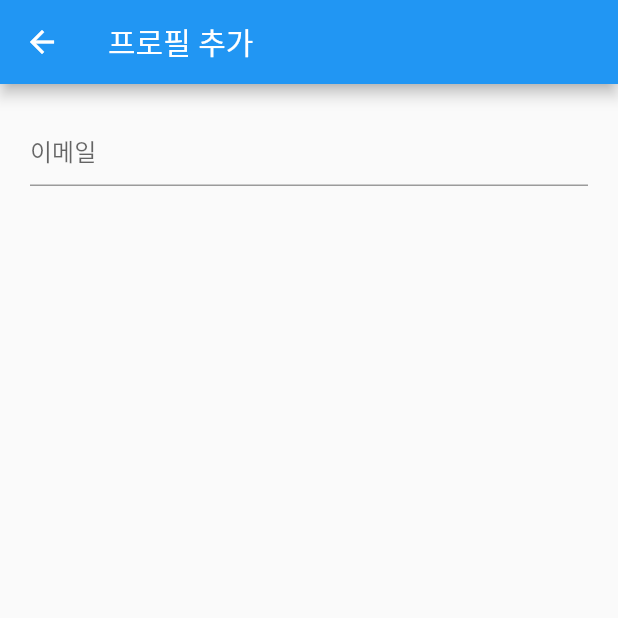
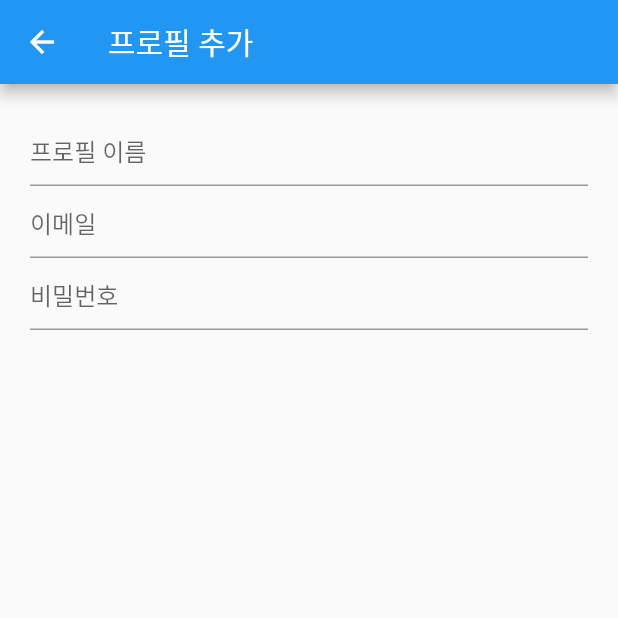
Before and after one commit to paring-chan/qrcode_login, a Flutter app: the AddProfilePage screen opened directly, on a phone screen of 412 x 824 dp, the top half of it. Run offline on Flutter 3.47's test engine with Material 2 defaults, Android fonts, the phone set to English and light mode, and no system bars.

Commit message:
feat: add profile form

```diff
--- a/lib/pages/AddProfilePage.dart
+++ b/lib/pages/AddProfilePage.dart
@@ -20,14 +20,37 @@ class AddProfilePage extends StatelessWidget {
               TextFormField(
                 validator: (value) {
                   if (value.isEmpty) {
-                    return '텍스트를 입력해주세요';
+                    return '프로필 이름을 입력해주세요';
                   } else
                     return null;
                 },
                 decoration: InputDecoration(
-                  hintText: '이메일'
+                  hintText: '프로필 이름'
                 ),
-              )
+              ),
+              TextFormField(
+                validator: (value) {
+                  if (value.isEmpty) {
+                    return '이메일 입력해주세요';
+                  } else
+                    return null;
+                },
+                decoration: InputDecoration(
+                    hintText: '이메일'
+                ),
+              ),
+              TextFormField(
+                validator: (value) {
+                  if (value.isEmpty) {
+                    return '비밀번호를 입력해주세요';
+                  } else
+                    return null;
+                },
+                decoration: InputDecoration(
+                    hintText: '비밀번호',
+                ),
+                obscureText: true,
+              ),
             ],
           ),
         )
```
